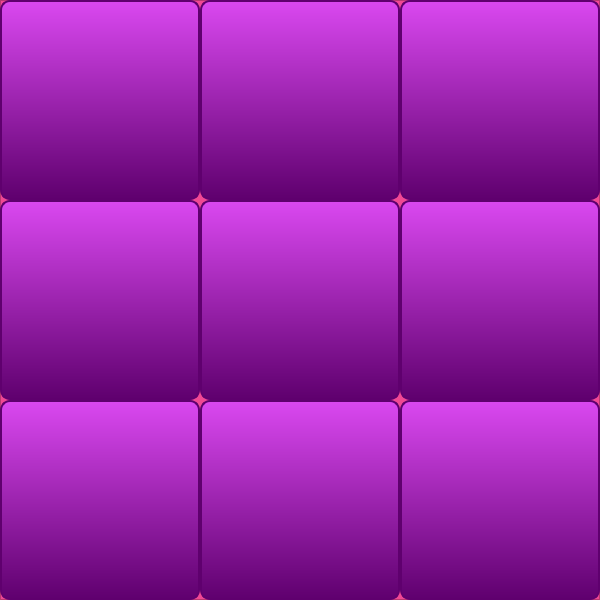
WEAREABOBAHACK/WAAH, file ui.ui: the form before one commit.
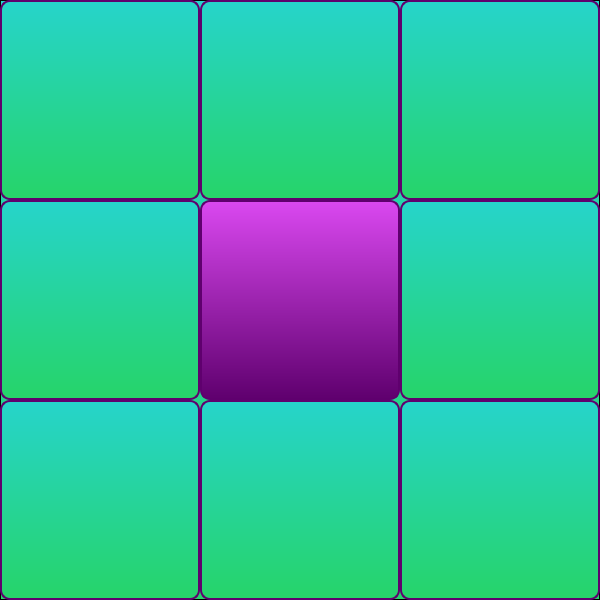
The form after the commit.

The edit to the form file:
```diff
--- a/ui.ui
+++ b/ui.ui
@@ -37,7 +37,7 @@
     </property>
     <property name="styleSheet">
      <string notr="true">QPushButton {
-    background-color: qlineargradient(x1:0, y1:0, x2:0, y2:1, stop:0 #DA48F0, stop:1 #5F006E);
+    background-color: qlineargradient(x1:0, y1:0, x2:0, y2:1, stop:0 #26D4CB, stop:1 #26D469);
     border-style: solid;
     border-width: 2px;
     border-color: #5F006E;
@@ -78,7 +78,7 @@
     </property>
     <property name="styleSheet">
      <string notr="true">QPushButton {
-    background-color: qlineargradient(x1:0, y1:0, x2:0, y2:1, stop:0 #DA48F0, stop:1 #5F006E);
+    background-color: qlineargradient(x1:0, y1:0, x2:0, y2:1, stop:0 #26D4CB, stop:1 #26D469);
     border-style: solid;
     border-width: 2px;
     border-color: #5F006E;
@@ -114,7 +114,7 @@
     </property>
     <property name="styleSheet">
      <string notr="true">QPushButton {
-    background-color: qlineargradient(x1:0, y1:0, x2:0, y2:1, stop:0 #DA48F0, stop:1 #5F006E);
+    background-color: qlineargradient(x1:0, y1:0, x2:0, y2:1, stop:0 #26D4CB, stop:1 #26D469);
     border-style: solid;
     border-width: 2px;
     border-color: #5F006E;
@@ -150,7 +150,7 @@
     </property>
     <property name="styleSheet">
      <string notr="true">QPushButton {
-    background-color: qlineargradient(x1:0, y1:0, x2:0, y2:1, stop:0 #DA48F0, stop:1 #5F006E);
+    background-color: qlineargradient(x1:0, y1:0, x2:0, y2:1, stop:0 #26D4CB, stop:1 #26D469);
     border-style: solid;
     border-width: 2px;
     border-color: #5F006E;
@@ -222,7 +222,7 @@
     </property>
     <property name="styleSheet">
      <string notr="true">QPushButton {
-    background-color: qlineargradient(x1:0, y1:0, x2:0, y2:1, stop:0 #DA48F0, stop:1 #5F006E);
+    background-color: qlineargradient(x1:0, y1:0, x2:0, y2:1, stop:0 #26D4CB, stop:1 #26D469);
     border-style: solid;
     border-width: 2px;
     border-color: #5F006E;
@@ -258,7 +258,7 @@
     </property>
     <property name="styleSheet">
      <string notr="true">QPushButton {
-    background-color: qlineargradient(x1:0, y1:0, x2:0, y2:1, stop:0 #DA48F0, stop:1 #5F006E);
+    background-color: qlineargradient(x1:0, y1:0, x2:0, y2:1, stop:0 #26D4CB, stop:1 #26D469);
     border-style: solid;
     border-width: 2px;
     border-color: #5F006E;
@@ -294,7 +294,7 @@
     </property>
     <property name="styleSheet">
      <string notr="true">QPushButton {
-    background-color: qlineargradient(x1:0, y1:0, x2:0, y2:1, stop:0 #DA48F0, stop:1 #5F006E);
+    background-color: qlineargradient(x1:0, y1:0, x2:0, y2:1, stop:0 #26D4CB, stop:1 #26D469);
     border-style: solid;
     border-width: 2px;
     border-color: #5F006E;
@@ -330,7 +330,7 @@
     </property>
     <property name="styleSheet">
      <string notr="true">QPushButton {
-    background-color: qlineargradient(x1:0, y1:0, x2:0, y2:1, stop:0 #DA48F0, stop:1 #5F006E);
+    background-color: qlineargradient(x1:0, y1:0, x2:0, y2:1, stop:0 #26D4CB, stop:1 #26D469);
     border-style: solid;
     border-width: 2px;
     border-color: #5F006E;
@@ -362,7 +362,7 @@
      </rect>
     </property>
     <property name="styleSheet">
-     <string notr="true">background-color: #F04894
+     <string notr="true">background-color: qlineargradient(x1:0, y1:0, x2:0, y2:1, stop:0 #26D4CB, stop:1 #26D469);
 </string>
     </property>
     <property name="frameShape">
```
Left out of the diff: 32 changed lines with no effect on the pictures.
